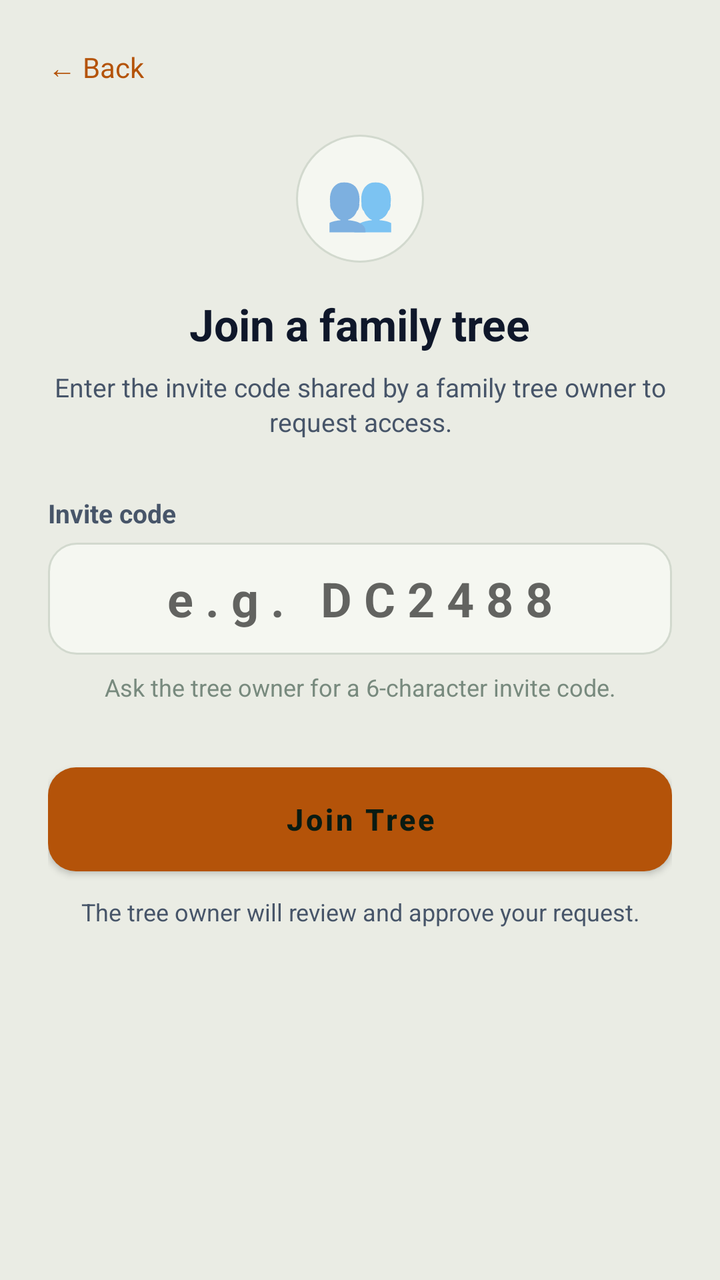
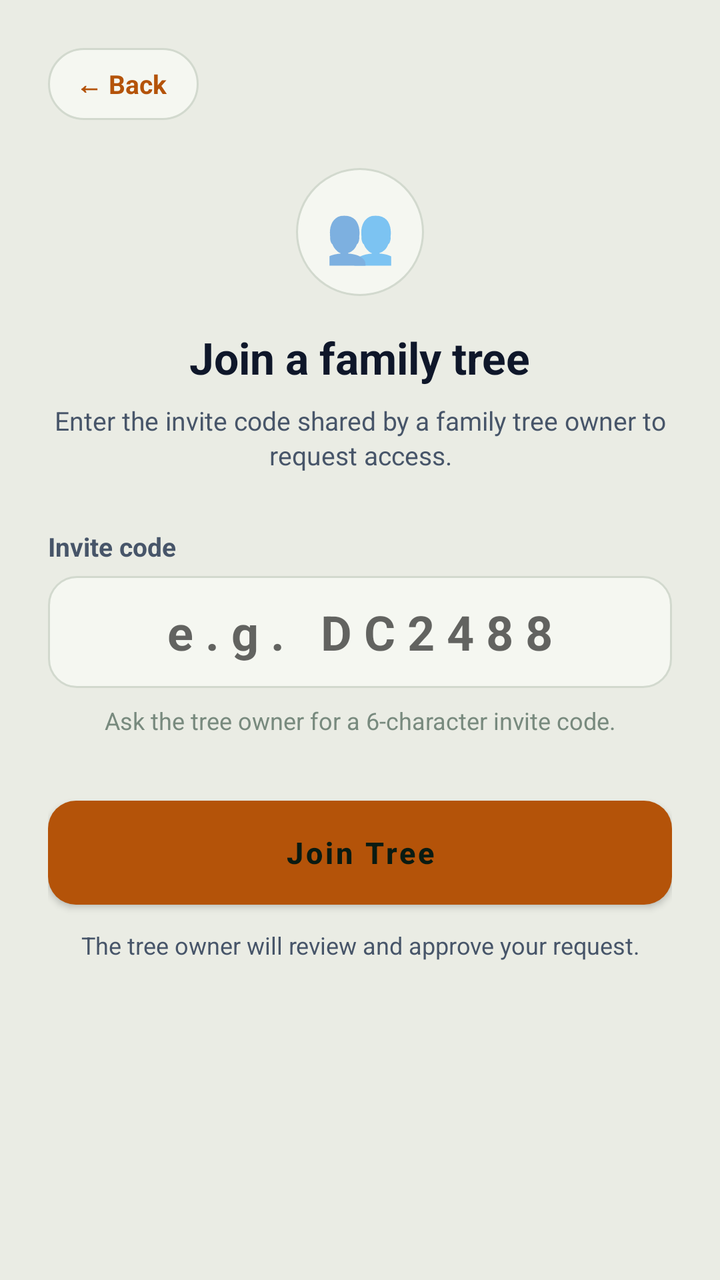

Two renders of the same Android screen: before a commit and after it. Below are the layout's source before the change and the commit's diff.
<!-- AndroidManifest.xml: application theme Theme.BTProject2 -->
<!-- res/layout/activity_join_tree.xml -->
<?xml version="1.0" encoding="utf-8"?>
<ScrollView xmlns:android="http://schemas.android.com/apk/res/android"
    android:layout_width="match_parent"
    android:layout_height="match_parent"
    android:background="@color/background">

    <LinearLayout
        android:layout_width="match_parent"
        android:layout_height="wrap_content"
        android:orientation="vertical"
        android:padding="24dp"
        android:paddingTop="48dp">

        
        <TextView
            android:id="@+id/btnBack"
            android:layout_width="wrap_content"
            android:layout_height="wrap_content"
            android:text="← Back"
            android:textSize="14sp"
            android:textColor="@color/primary"
            android:layout_marginBottom="24dp"
            android:clickable="true"
            android:focusable="true" />

        
        <LinearLayout
            android:id="@+id/layoutJoinForm"
            android:layout_width="match_parent"
            android:layout_height="wrap_content"
            android:orientation="vertical"
            android:gravity="center_horizontal"
            android:visibility="visible">

            
            <TextView
                android:layout_width="64dp"
                android:layout_height="64dp"
                android:gravity="center"
                android:text="👥"
                android:textSize="28sp"
                android:background="@drawable/profile_circle_bg"
                android:layout_marginBottom="16dp" />

            <TextView
                android:layout_width="wrap_content"
                android:layout_height="wrap_content"
                android:text="Join a family tree"
                android:textSize="22sp"
                android:textStyle="bold"
                android:textColor="@color/text_primary"
                android:layout_marginBottom="8dp" />

            <TextView
                android:layout_width="wrap_content"
                android:layout_height="wrap_content"
                android:text="Enter the invite code shared by a family tree owner to request access."
                android:textSize="13sp"
                android:textColor="@color/text_secondary"
                android:gravity="center"
                android:lineSpacingExtra="2dp"
                android:layout_marginBottom="28dp" />

            <TextView
                android:layout_width="match_parent"
                android:layout_height="wrap_content"
                android:text="Invite code"
                android:textSize="13sp"
                android:textStyle="bold"
                android:textColor="@color/text_secondary"
                android:layout_marginBottom="6dp" />

            <EditText
                android:id="@+id/etInviteCode"
                android:layout_width="match_parent"
                android:layout_height="56dp"
                android:hint="e.g. DC2488"
                android:inputType="textCapCharacters"
                android:maxLength="12"
                android:gravity="center"
                android:textSize="24sp"
                android:textStyle="bold"
                android:letterSpacing="0.25"
                android:textColor="@color/primary"
                android:background="@drawable/input_bg_white"
                android:layout_marginBottom="8dp" />

            <TextView
                android:layout_width="match_parent"
                android:layout_height="wrap_content"
                android:text="Ask the tree owner for a 6-character invite code."
                android:textSize="12sp"
                android:textColor="@color/text_hint"
                android:gravity="center"
                android:layout_marginBottom="32dp" />

            <Button
                android:id="@+id/btnRequestAccess"
                android:layout_width="match_parent"
                android:layout_height="52dp"
                android:text="Join Tree"
                android:textSize="15sp"
                android:textStyle="bold"
                android:textColor="#0A1B12"
                android:background="@drawable/btn_primary_bg"
                android:textAllCaps="false"
                android:layout_marginBottom="12dp" />

            <TextView
                android:layout_width="wrap_content"
                android:layout_height="wrap_content"
                android:text="The tree owner will review and approve your request."
                android:textSize="12sp"
                android:textColor="@color/text_secondary"
                android:gravity="center" />
        </LinearLayout>

        
        <LinearLayout
            android:id="@+id/layoutPendingApproval"
            android:layout_width="match_parent"
            android:layout_height="wrap_content"
            android:orientation="vertical"
            android:gravity="center_horizontal"
            android:visibility="gone">

            
            <TextView
                android:layout_width="72dp"
                android:layout_height="72dp"
                android:gravity="center"
                android:text="⏳"
                android:textSize="32sp"
                android:background="@drawable/profile_circle_bg"
                android:layout_marginBottom="20dp" />

            <TextView
                android:layout_width="wrap_content"
                android:layout_height="wrap_content"
                android:text="Request sent"
                android:textSize="22sp"
                android:textStyle="bold"
                android:textColor="@color/text_primary"
                android:layout_marginBottom="8dp" />

            <TextView
                android:id="@+id/tvPendingTreeMessage"
                android:layout_width="wrap_content"
                android:layout_height="wrap_content"
                android:text="Your request to join the family tree has been sent. The tree owner will review and approve your access."
                android:textSize="13sp"
                android:textColor="@color/text_secondary"
                android:gravity="center"
                android:lineSpacingExtra="3dp"
                android:layout_marginBottom="24dp" />

            <LinearLayout
                android:layout_width="match_parent"
                android:layout_height="wrap_content"
                android:orientation="vertical"
                android:background="@drawable/card_bg"
                android:padding="16dp"
                android:layout_marginBottom="32dp">

                <TextView
                    android:layout_width="wrap_content"
                    android:layout_height="wrap_content"
                    android:text="⏳  Pending approval"
                    android:textSize="14sp"
                    android:textStyle="bold"
                    android:textColor="@color/warning"
                    android:layout_marginBottom="4dp" />

                <TextView
                    android:layout_width="wrap_content"
                    android:layout_height="wrap_content"
                    android:text="You'll be notified once the owner approves your request."
                    android:textSize="12sp"
                    android:textColor="@color/text_secondary" />
            </LinearLayout>

            <Button
                android:id="@+id/btnPendingBackToHome"
                android:layout_width="match_parent"
                android:layout_height="50dp"
                android:text="Back to home"
                android:textSize="15sp"
                android:textStyle="bold"
                android:textColor="@color/primary"
                android:background="@drawable/btn_outline_bg"
                android:textAllCaps="false" />
        </LinearLayout>

    </LinearLayout>
</ScrollView>
<!-- resources referenced by this layout -->
<resources>
  <color name="background">#EAECE4</color>
  <color name="primary">#B45309</color>
  <color name="text_hint">#788A7E</color>
  <color name="text_primary">#0F172A</color>
  <color name="text_secondary">#475569</color>
  <color name="warning">#D97706</color>
  <!-- drawable btn_outline_bg (drawable) -->
  <?xml version="1.0" encoding="utf-8"?>
  <shape xmlns:android="http://schemas.android.com/apk/res/android"
      android:shape="rectangle">
      <solid android:color="#162E21" />
      <corners android:radius="14dp" />
      <stroke android:width="1dp" android:color="@color/forest_card_border" />
  </shape>
  <!-- drawable btn_primary_bg (drawable) -->
  <?xml version="1.0" encoding="utf-8"?>
  <shape xmlns:android="http://schemas.android.com/apk/res/android"
      android:shape="rectangle">
      <solid android:color="@color/gold_accent" />
      <corners android:radius="14dp" />
  </shape>
  <!-- drawable card_bg (drawable) -->
  <?xml version="1.0" encoding="utf-8"?>
  <shape xmlns:android="http://schemas.android.com/apk/res/android"
      android:shape="rectangle">
      <solid android:color="@color/forest_card" />
      <corners android:radius="18dp" />
      <stroke android:width="1dp" android:color="@color/forest_card_border" />
  </shape>
  <!-- drawable input_bg_white (drawable) -->
  <?xml version="1.0" encoding="utf-8"?>
  <shape xmlns:android="http://schemas.android.com/apk/res/android"
      android:shape="rectangle">
      <solid android:color="@color/forest_card" />
      <corners android:radius="14dp" />
      <stroke android:width="1dp" android:color="@color/forest_card_border" />
  </shape>
  <!-- drawable profile_circle_bg (drawable) -->
  <?xml version="1.0" encoding="utf-8"?>
  <shape xmlns:android="http://schemas.android.com/apk/res/android"
      android:shape="oval">
      <solid android:color="@color/forest_card" />
      <stroke android:width="1dp" android:color="@color/forest_card_border" />
  </shape>
  <style name="Theme.BTProject2" parent="Theme.MaterialComponents.DayNight.NoActionBar">
          <item name="colorPrimary">@color/gold_accent</item>
          <item name="colorPrimaryDark">@color/gold_accent_dark</item>
          <item name="colorAccent">@color/gold_accent</item>
          <item name="android:windowBackground">@color/forest_bg</item>
          <item name="android:statusBarColor">@color/forest_bg</item>
          <item name="android:windowLightStatusBar">true</item>
      </style>
  <color name="forest_card_border">#D2D9CE</color>
  <color name="gold_accent">#B45309</color>
  <color name="forest_card">#F5F7F1</color>
  <color name="gold_accent_dark">#78350F</color>
  <color name="forest_bg">#EAECE4</color>
</resources>

<!-- the commit's change to res/layout/activity_join_tree.xml (unified diff, before → after) -->
@@ -15,9 +15,14 @@
         <TextView
             android:id="@+id/btnBack"
             android:layout_width="wrap_content"
-            android:layout_height="wrap_content"
+            android:layout_height="36dp"
+            android:background="@drawable/bg_nav_back_pill"
+            android:gravity="center_vertical"
+            android:paddingStart="14dp"
+            android:paddingEnd="16dp"
             android:text="← Back"
-            android:textSize="14sp"
+            android:textSize="13sp"
+            android:textStyle="bold"
             android:textColor="@color/primary"
             android:layout_marginBottom="24dp"
             android:clickable="true"
<!-- resource entries referenced after the edit -->
@@ -6,6 +6,20 @@
   <color name="text_primary">#0F172A</color>
   <color name="text_secondary">#475569</color>
   <color name="warning">#D97706</color>
+  <!-- drawable bg_nav_back_pill (drawable) -->
+  <?xml version="1.0" encoding="utf-8"?>
+  <ripple xmlns:android="http://schemas.android.com/apk/res/android"
+      android:color="@color/gold_accent">
+      <item>
+          <shape android:shape="rectangle">
+              <solid android:color="@color/card_bg" />
+              <corners android:radius="20dp" />
+              <stroke
+                  android:width="1dp"
+                  android:color="@color/card_border" />
+          </shape>
+      </item>
+  </ripple>
   <!-- drawable btn_outline_bg (drawable) -->
   <?xml version="1.0" encoding="utf-8"?>
   <shape xmlns:android="http://schemas.android.com/apk/res/android"
@@ -54,6 +68,8 @@
       </style>
   <color name="forest_card_border">#D2D9CE</color>
   <color name="gold_accent">#B45309</color>
+  <color name="card_bg">#F5F7F1</color>
+  <color name="card_border">#D2D9CE</color>
   <color name="forest_card">#F5F7F1</color>
   <color name="gold_accent_dark">#78350F</color>
   <color name="forest_bg">#EAECE4</color>
